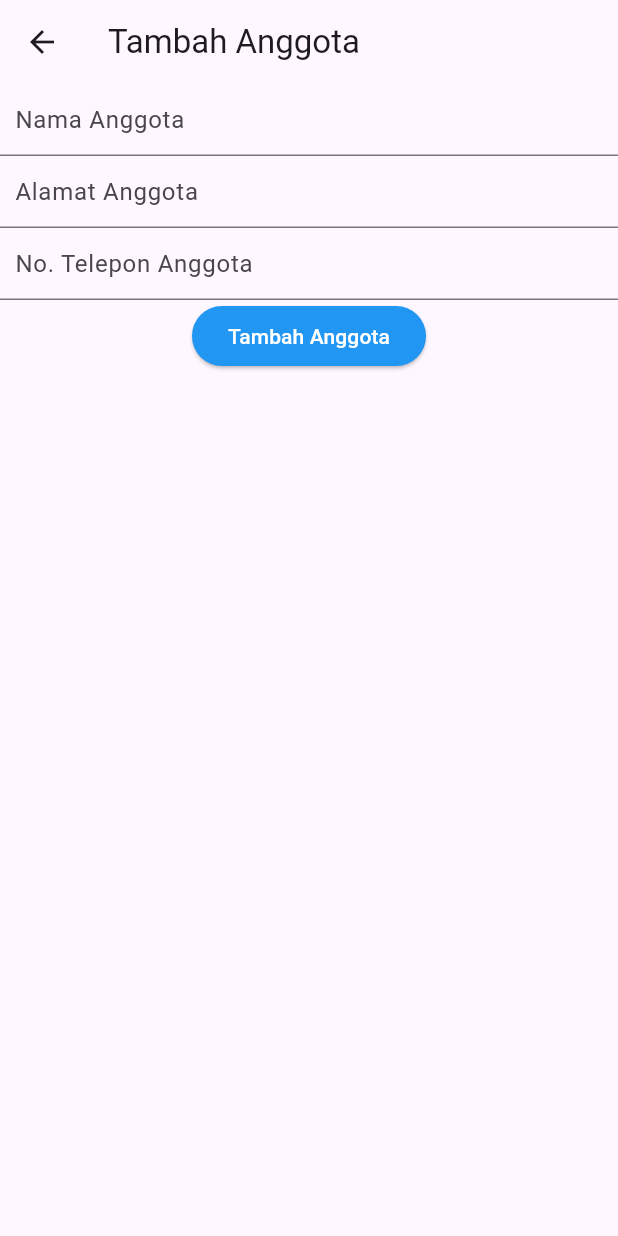
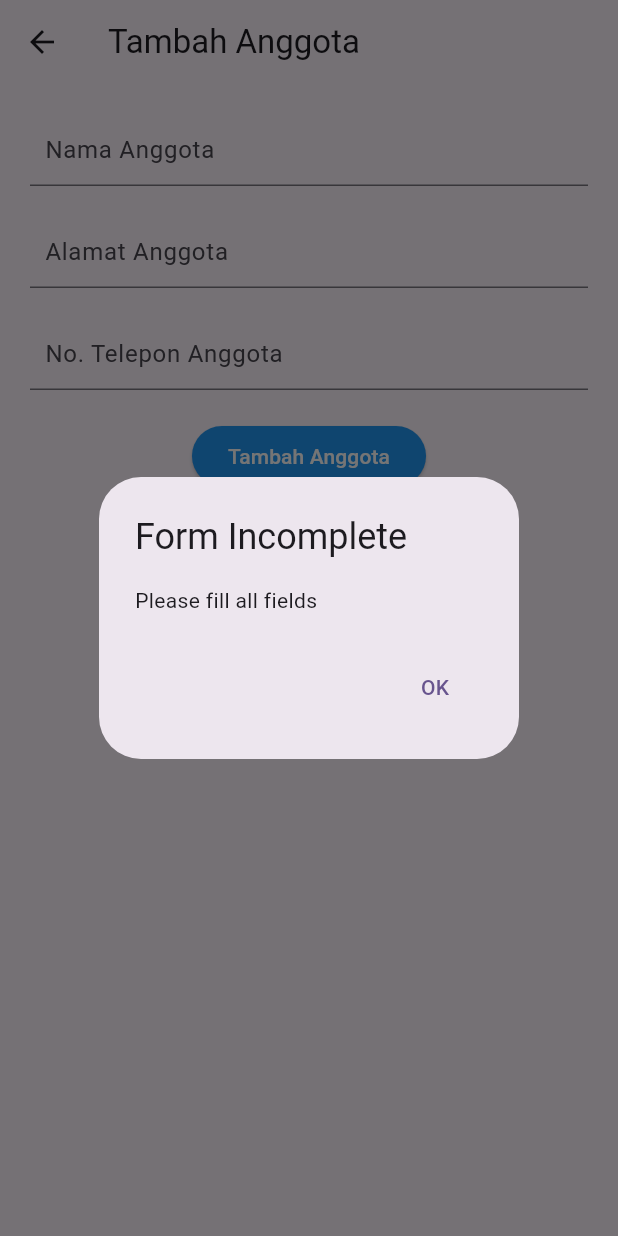
Before and after one commit to GesangPJ/BankSampahGT, a Flutter app: the TambahAnggota screen opened directly, after a tap on "Tambah Anggota", on a phone screen of 412 x 824 dp. Run offline on Flutter 3.47's test engine with Material 3 defaults, Android fonts, the phone set to English and light mode, and no system bars; our stand-ins replace sqflite; accounts and stored records are empty.

Commit message:
update tambah anggota page

```diff
--- a/lib/tambah_anggota.dart
+++ b/lib/tambah_anggota.dart
@@ -1,7 +1,11 @@
 import 'package:flutter/material.dart';
+import 'DatabaseHelper.dart';
 
 class TambahAnggota extends StatefulWidget {
-  const TambahAnggota({super.key});
+  final Map<String, dynamic>? anggota;
+  final bool isEdit;
+
+  const TambahAnggota({super.key, this.anggota, this.isEdit = false});
 
   @override
   State<TambahAnggota> createState() => _TambahAnggotaState();
@@ -12,48 +16,132 @@ class _TambahAnggotaState extends State<TambahAnggota> {
   final _alamatController = TextEditingController();
   final _noTeleponController = TextEditingController();
 
+  @override
+  void initState() {
+    super.initState();
+    if (widget.isEdit && widget.anggota != null) {
+      _namaController.text = widget.anggota!['nama'];
+      _alamatController.text = widget.anggota!['alamat'];
+      _noTeleponController.text = widget.anggota!['no_telepon'];
+    }
+  }
 
+  @override
+  void dispose() {
+    _namaController.dispose();
+    _alamatController.dispose();
+    _noTeleponController.dispose();
+    super.dispose();
+  }
+
+  Future<void> _saveMember() async {
+    String nama = _namaController.text;
+    String alamat = _alamatController.text;
+    String noTelepon = _noTeleponController.text;
+
+    if (nama.isNotEmpty && alamat.isNotEmpty && noTelepon.isNotEmpty) {
+      // Create a map of the data
+      Map<String, dynamic> row = {
+        DatabaseHelper.columnNama: nama,
+        DatabaseHelper.columnAlamat: alamat,
+        DatabaseHelper.columnNoTelepon: noTelepon,
+      };
+
+      try {
+        if (widget.isEdit) {
+          final id = widget.anggota!['id'];
+          await DatabaseHelper.instance.updateAnggota(id, row);
+          ScaffoldMessenger.of(context).showSnackBar(
+            const SnackBar(content: Text('Anggota berhasil diperbarui.')),
+          );
+        } else {
+          final id = await DatabaseHelper.instance.insertAnggota(row);
+          ScaffoldMessenger.of(context).showSnackBar(
+            SnackBar(
+                content: Text('Anggota berhasil ditambahkan dengan ID: $id')),
+          );
+        }
+        Navigator.pop(context);
+      } catch (e) {
+        if (e.toString().contains('UNIQUE constraint failed')) {
+          ScaffoldMessenger.of(context).showSnackBar(
+            const SnackBar(content: Text('Nama anggota sudah ada.')),
+          );
+        } else {
+          ScaffoldMessenger.of(context).showSnackBar(
+            const SnackBar(content: Text('Gagal menambahkan anggota.')),
+          );
+        }
+      }
+    } else {
+      // Show an alert if the form is incomplete
+      showDialog(
+        context: context,
+        builder: (BuildContext context) {
+          return AlertDialog(
+            title: const Text('Form Incomplete'),
+            content: const Text('Please fill all fields'),
+            actions: [
+              TextButton(
+                child: const Text('OK'),
+                onPressed: () {
+                  Navigator.of(context).pop();
+                },
+              ),
+            ],
+          );
+        },
+      );
+    }
+  }
 
   @override
   Widget build(BuildContext context) {
     return Scaffold(
       appBar: AppBar(
-        title: const Text('Tambah Anggota'),
+        title: widget.isEdit
+            ? const Text('Edit Anggota')
+            : const Text('Tambah Anggota'),
       ),
-      body: Center(
+      body: Padding(
+        padding: const EdgeInsets.symmetric(horizontal: 20.0),
         child: Column(
           children: [
-const TextField(
-              decoration: InputDecoration(
+            const SizedBox(height: 20),
+            TextField(
+              controller: _namaController,
+              decoration: const InputDecoration(
                 labelText: 'Nama Anggota',
                 contentPadding: EdgeInsets.symmetric(horizontal: 10),
               ),
             ),
-            const TextField(
-              decoration: InputDecoration(
+            const SizedBox(height: 20),
+            TextField(
+              controller: _alamatController,
+              decoration: const InputDecoration(
                 labelText: 'Alamat Anggota',
                 contentPadding: EdgeInsets.symmetric(horizontal: 10),
               ),
             ),
-            const TextField(
-              decoration: InputDecoration(
+            const SizedBox(height: 20),
+            TextField(
+              controller: _noTeleponController,
+              keyboardType: TextInputType.phone,
+              decoration: const InputDecoration(
                 labelText: 'No. Telepon Anggota',
                 contentPadding: EdgeInsets.symmetric(horizontal: 10),
               ),
             ),
-
-
-ElevatedButton(
-              onPressed: () {
-                // Save member information to database
-              },
+            const SizedBox(height: 20),
+            ElevatedButton(
+              onPressed: _saveMember,
               style: ElevatedButton.styleFrom(
                 backgroundColor: Colors.blue,
                 foregroundColor: Colors.white,
               ),
-              child: const Text('Tambah Anggota'),
+              child:
+                  Text(widget.isEdit ? 'Perbarui Anggota' : 'Tambah Anggota'),
             ),
-
           ],
         ),
       ),
```
